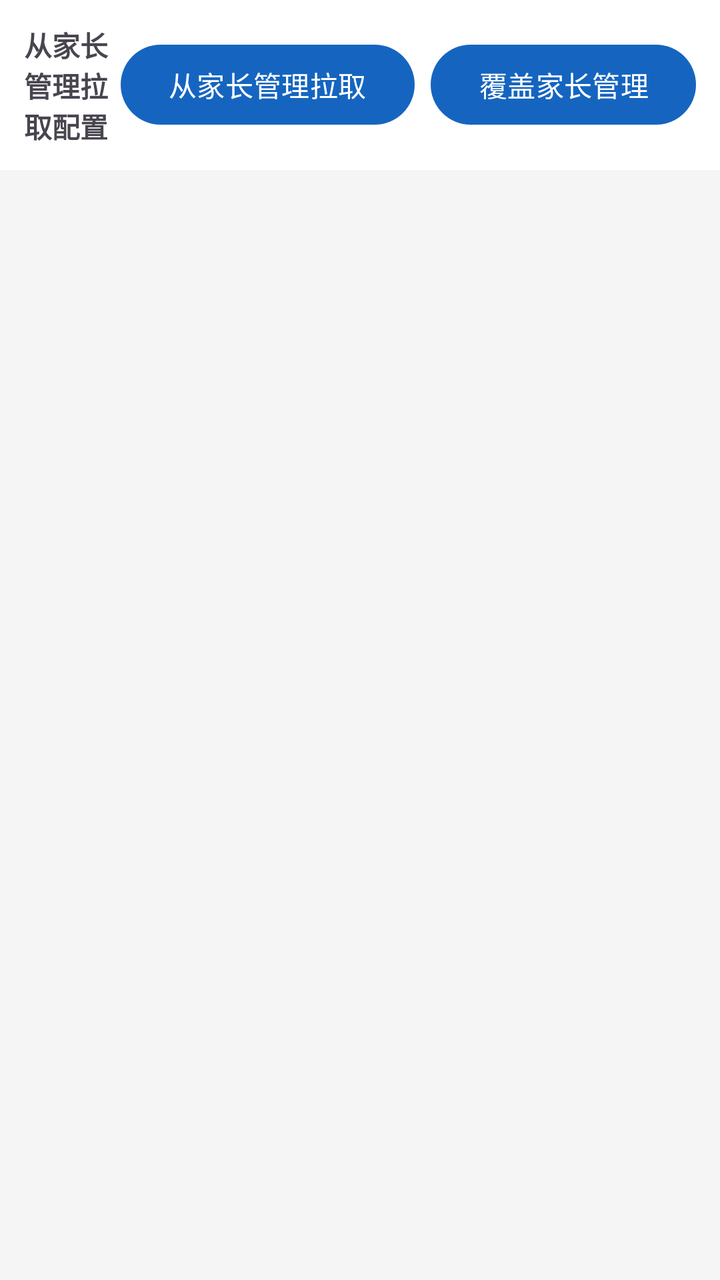
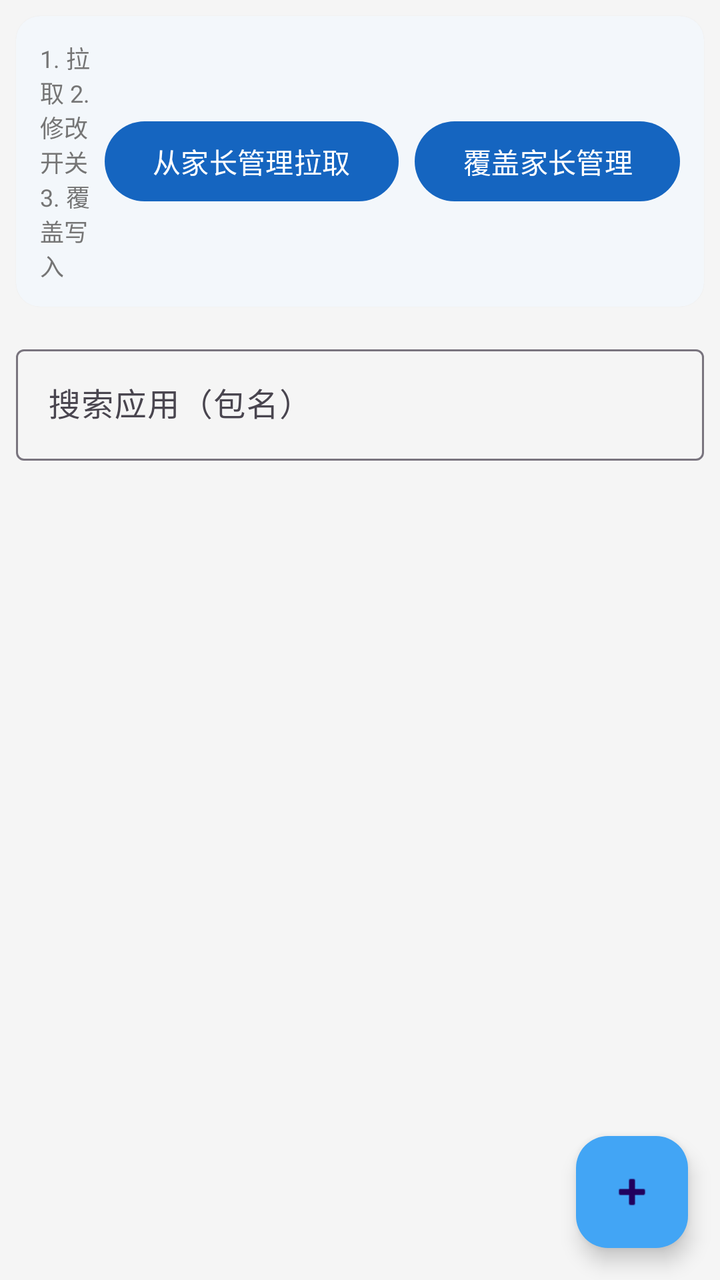

An Android layout rendered at two revisions. The XML below is the earlier revision; the diff shows what the commit changed to produce the second picture.
<!-- AndroidManifest.xml: application theme Theme.ZaralynControl -->
<!-- res/layout/fragment_control_list.xml -->
<?xml version="1.0" encoding="utf-8"?>
<LinearLayout xmlns:android="http://schemas.android.com/apk/res/android"
    xmlns:app="http://schemas.android.com/apk/res-auto"
    android:layout_width="match_parent"
    android:layout_height="match_parent"
    android:orientation="vertical">

    <LinearLayout
        android:id="@+id/pullLocalBar"
        android:layout_width="match_parent"
        android:layout_height="wrap_content"
        android:background="?attr/colorSurface"
        android:gravity="center_vertical"
        android:orientation="horizontal"
        android:padding="12dp">

        <TextView
            android:layout_width="0dp"
            android:layout_height="wrap_content"
            android:layout_weight="1"
            android:text="从家长管理拉取配置"
            android:textStyle="bold" />

        <com.google.android.material.button.MaterialButton
            android:id="@+id/btnPullLocal"
            android:layout_width="wrap_content"
            android:layout_height="wrap_content"
            android:text="@string/btn_pull_local" />

        <com.google.android.material.button.MaterialButton
            android:id="@+id/btnPushLocal"
            android:layout_width="wrap_content"
            android:layout_height="wrap_content"
            android:layout_marginStart="8dp"
            android:text="@string/btn_push_local" />

    </LinearLayout>

    <FrameLayout
        android:layout_width="match_parent"
        android:layout_height="match_parent">

        <ListView
            android:id="@+id/listApps"
            android:layout_width="match_parent"
            android:layout_height="match_parent"
            android:divider="@color/divider"
            android:dividerHeight="1dp" />

        <TextView
            android:id="@+id/emptyView"
            android:layout_width="wrap_content"
            android:layout_height="wrap_content"
            android:layout_gravity="center"
            android:text="暂无管控列表"
            android:visibility="gone" />

    </FrameLayout>

    <com.google.android.material.floatingactionbutton.FloatingActionButton
        android:id="@+id/fabAddApp"
        android:layout_width="wrap_content"
        android:layout_height="wrap_content"
        android:layout_gravity="bottom|end"
        android:layout_margin="16dp"
        app:srcCompat="@android:drawable/ic_input_add" />

</LinearLayout>
<!-- resources referenced by this layout -->
<resources>
  <color name="divider">#E0E0E0</color>
  <string name="btn_pull_local">从家长管理拉取</string>
  <string name="btn_push_local">覆盖家长管理</string>
  <style name="Theme.ZaralynControl" parent="Theme.Material3.DayNight.NoActionBar">
          <item name="colorPrimary">@color/primary</item>
          <item name="colorOnPrimary">@color/on_primary</item>
          <item name="colorPrimaryContainer">@color/primary_light</item>
          <item name="colorSecondary">@color/secondary</item>
          <item name="colorOnSecondary">@color/surface</item>
          <item name="colorSecondaryContainer">@color/secondary_dark</item>
          <item name="android:colorBackground">@color/background</item>
          <item name="colorSurface">@color/surface</item>
          <item name="colorOnSurface">@color/on_surface</item>
          <item name="android:statusBarColor">@color/primary_dark</item>
          <item name="android:navigationBarColor">@color/background</item>
      </style>
  <color name="primary">#1565C0</color>
  <color name="on_primary">#FFFFFF</color>
  <color name="primary_light">#42A5F5</color>
  <color name="secondary">#FF8F00</color>
  <color name="surface">#FFFFFF</color>
  <color name="secondary_dark">#FF6F00</color>
  <color name="background">#F5F5F5</color>
  <color name="on_surface">#212121</color>
  <color name="primary_dark">#0D47A1</color>
</resources>

<!-- the commit's change to res/layout/fragment_control_list.xml (unified diff, before → after) -->
@@ -5,40 +5,122 @@
     android:layout_height="match_parent"
     android:orientation="vertical">
 
-    <LinearLayout
-        android:id="@+id/pullLocalBar"
+    
+    <com.google.android.material.card.MaterialCardView
         android:layout_width="match_parent"
         android:layout_height="wrap_content"
-        android:background="?attr/colorSurface"
-        android:gravity="center_vertical"
-        android:orientation="horizontal"
-        android:padding="12dp">
+        android:layout_margin="8dp"
+        app:cardCornerRadius="12dp"
+        app:cardElevation="1dp"
+        app:strokeWidth="0dp">
 
-        <TextView
-            android:layout_width="0dp"
+        <LinearLayout
+            android:layout_width="match_parent"
             android:layout_height="wrap_content"
-            android:layout_weight="1"
-            android:text="从家长管理拉取配置"
-            android:textStyle="bold" />
+            android:gravity="center_vertical"
+            android:orientation="horizontal"
+            android:padding="12dp">
 
-        <com.google.android.material.button.MaterialButton
-            android:id="@+id/btnPullLocal"
-            android:layout_width="wrap_content"
+            <TextView
+                android:layout_width="0dp"
+                android:layout_height="wrap_content"
+                android:layout_weight="1"
+                android:text="1. 拉取 2. 修改开关 3. 覆盖写入"
+                android:textSize="12sp"
+                android:textColor="@color/text_secondary" />
+
+            <com.google.android.material.button.MaterialButton
+                android:id="@+id/btnPullLocal"
+                style="@style/Widget.Material3.Button.Tonal"
+                android:layout_width="wrap_content"
+                android:layout_height="wrap_content"
+                android:text="@string/btn_pull_local" />
+
+            <com.google.android.material.button.MaterialButton
+                android:id="@+id/btnPushLocal"
+                style="@style/Widget.Material3.Button"
+                android:layout_width="wrap_content"
+                android:layout_height="wrap_content"
+                android:layout_marginStart="8dp"
+                android:text="@string/btn_push_local" />
+
+        </LinearLayout>
+
+    </com.google.android.material.card.MaterialCardView>
+
+    
+    <com.google.android.material.card.MaterialCardView
+        android:id="@+id/statsCard"
+        android:layout_width="match_parent"
+        android:layout_height="wrap_content"
+        android:layout_marginHorizontal="8dp"
+        android:visibility="gone"
+        app:cardCornerRadius="12dp"
+        app:cardElevation="1dp">
+
+        <LinearLayout
+            android:layout_width="match_parent"
             android:layout_height="wrap_content"
-            android:text="@string/btn_pull_local" />
+            android:orientation="horizontal"
+            android:padding="12dp">
 
-        <com.google.android.material.button.MaterialButton
-            android:id="@+id/btnPushLocal"
-            android:layout_width="wrap_content"
+            <TextView
+                android:id="@+id/tvStatTotal"
+                android:layout_width="0dp"
+                android:layout_height="wrap_content"
+                android:layout_weight="1"
+                android:gravity="center"
+                android:textSize="13sp"
+                android:textStyle="bold" />
+
+            <TextView
+                android:id="@+id/tvStatAllowed"
+                android:layout_width="0dp"
+                android:layout_height="wrap_content"
+                android:layout_weight="1"
+                android:gravity="center"
+                android:textColor="@color/status_enabled"
+                android:textSize="13sp"
+                android:textStyle="bold" />
+
+            <TextView
+                android:id="@+id/tvStatDisabled"
+                android:layout_width="0dp"
+                android:layout_height="wrap_content"
+                android:layout_weight="1"
+                android:gravity="center"
+                android:textColor="@color/status_disabled"
+                android:textSize="13sp"
+                android:textStyle="bold" />
+
+        </LinearLayout>
+
+    </com.google.android.material.card.MaterialCardView>
+
+    
+    <com.google.android.material.textfield.TextInputLayout
+        style="@style/Widget.Material3.TextInputLayout.OutlinedBox"
+        android:layout_width="match_parent"
+        android:layout_height="wrap_content"
+        android:layout_marginHorizontal="8dp"
+        android:layout_marginTop="8dp"
+        app:endIconMode="clear_text">
+
+        <com.google.android.material.textfield.TextInputEditText
+            android:id="@+id/etSearch"
+            android:layout_width="match_parent"
             android:layout_height="wrap_content"
-            android:layout_marginStart="8dp"
-            android:text="@string/btn_push_local" />
+            android:hint="搜索应用（包名）"
+            android:inputType="text" />
 
-    </LinearLayout>
+    </com.google.android.material.textfield.TextInputLayout>
 
+    
     <FrameLayout
         android:layout_width="match_parent"
-        android:layout_height="match_parent">
+        android:layout_height="0dp"
+        android:layout_weight="1"
+        android:layout_marginTop="4dp">
 
         <ListView
             android:id="@+id/listApps"
@@ -52,7 +134,7 @@
             android:layout_width="wrap_content"
             android:layout_height="wrap_content"
             android:layout_gravity="center"
-            android:text="暂无管控列表"
+            android:text="暂无配置，请点击「拉取」"
             android:visibility="gone" />
 
     </FrameLayout>
<!-- resource entries referenced after the edit -->
@@ -1,6 +1,9 @@
 <!-- resources referenced by this layout -->
 <resources>
   <color name="divider">#E0E0E0</color>
+  <color name="status_disabled">#F44336</color>
+  <color name="status_enabled">#4CAF50</color>
+  <color name="text_secondary">#757575</color>
   <string name="btn_pull_local">从家长管理拉取</string>
   <string name="btn_push_local">覆盖家长管理</string>
   <style name="Theme.ZaralynControl" parent="Theme.Material3.DayNight.NoActionBar">
